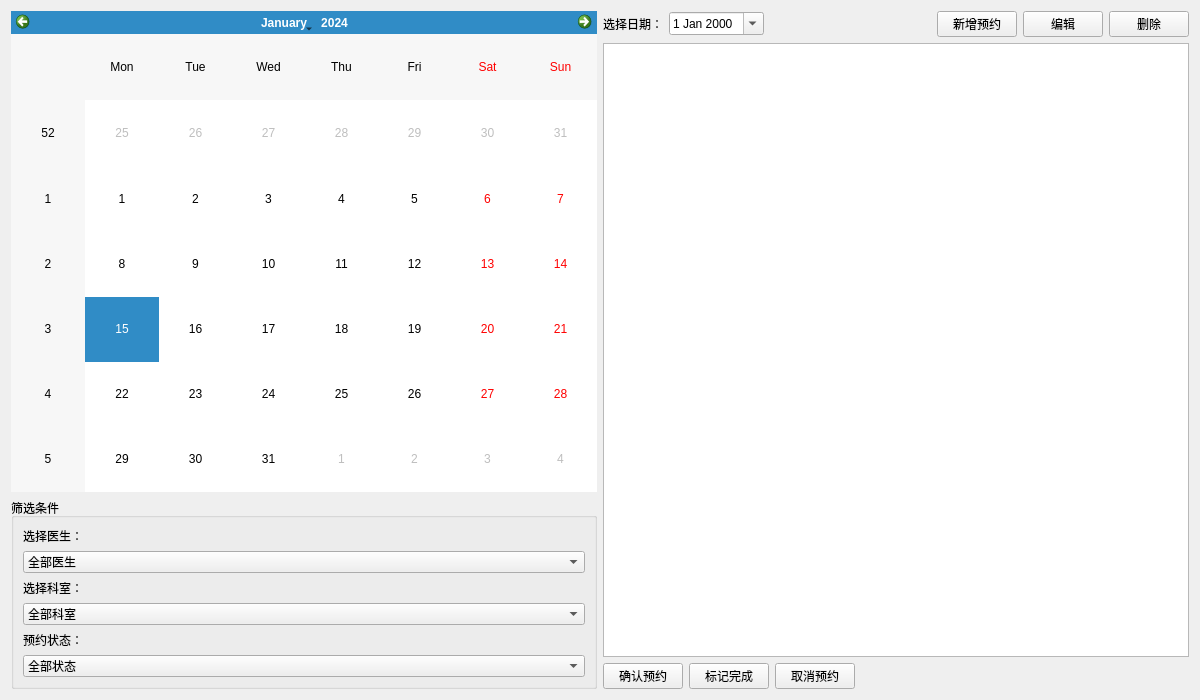
Qt form appointmentview.ui (jiaminxu-design/qt-medical_system) before a commit.
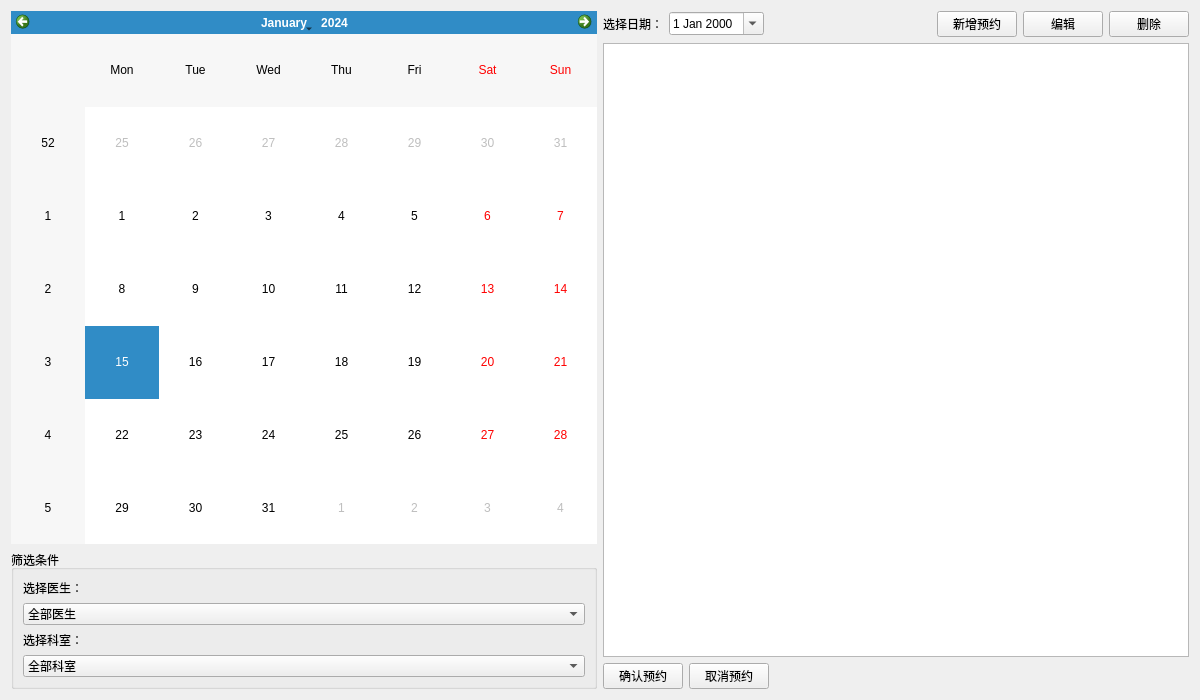
The same form after that commit.

Commit message: 医生和科室的基本功能：添加，修改，查找，删除功能完成

```diff
--- a/appointmentview.ui
+++ b/appointmentview.ui
@@ -57,42 +57,6 @@
           </item>
          </widget>
         </item>
-        <item>
-         <widget class="QLabel" name="label">
-          <property name="text">
-           <string>预约状态：</string>
-          </property>
-         </widget>
-        </item>
-        <item>
-         <widget class="QComboBox" name="comboStatus">
-          <item>
-           <property name="text">
-            <string>全部状态</string>
-           </property>
-          </item>
-          <item>
-           <property name="text">
-            <string>待确认</string>
-           </property>
-          </item>
-          <item>
-           <property name="text">
-            <string>已确认</string>
-           </property>
-          </item>
-          <item>
-           <property name="text">
-            <string>已完成</string>
-           </property>
-          </item>
-          <item>
-           <property name="text">
-            <string>已取消</string>
-           </property>
-          </item>
-         </widget>
-        </item>
        </layout>
       </widget>
      </item>
@@ -174,13 +138,6 @@
          </property>
         </widget>
        </item>
-       <item>
-        <widget class="QPushButton" name="btComplete">
-         <property name="text">
-          <string>标记完成</string>
-         </property>
-        </widget>
-       </item>
        <item>
         <widget class="QPushButton" name="btCancel">
          <property name="text">
```
The commit also changes 10 other files.
